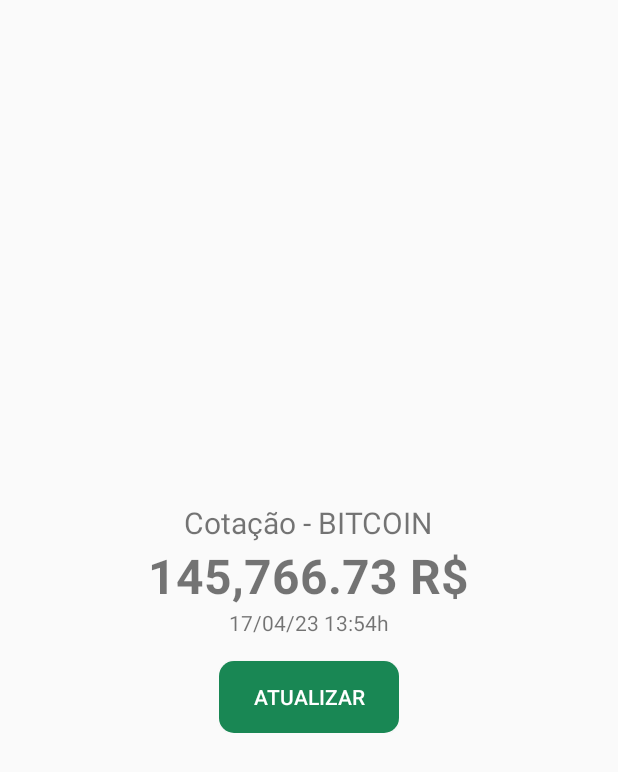
After one commit to gLima02/kotlin-app-crypto-monitor, an Android app built with Jetpack Compose: the layout component_quote_information.xml on its own in the app's theme, with its tools: preview values and no code run, on a phone screen of 412 x 824 dp. The commit adds this screen. Shown: the top 772 px of the screen. Run offline under Robolectric (Android 15) with nearby library versions, the phone set to English and light mode, and no system bars.

Commit message:
ADDCriando os componentes: toolbar, informações da cotação e botão atualizar

```diff
--- /dev/null
+++ b/app/src/main/res/drawable/shape_button_refresh.xml
@@ -0,0 +1,5 @@
+<?xml version="1.0" encoding="utf-8"?>
+<shape xmlns:android="http://schemas.android.com/apk/res/android">
+    <solid android:color="@color/success" />
+    <corners android:radius="10dp" />
+</shape>
--- /dev/null
+++ b/app/src/main/res/layout/component_button_refresh.xml
@@ -0,0 +1,14 @@
+<?xml version="1.0" encoding="utf-8"?>
+<LinearLayout xmlns:android="http://schemas.android.com/apk/res/android"
+    android:layout_width="match_parent"
+    android:layout_height="match_parent"
+    android:orientation="vertical">
+    <Button
+        android:id="@+id/btn_refresh"
+        android:layout_width="120dp"
+        android:layout_height="wrap_content"
+        android:layout_marginTop="16dp"
+        android:background="@drawable/shape_button_refresh"
+        android:text="@string/label_refresh"
+        android:textColor="@color/white" />
+</LinearLayout>
--- /dev/null
+++ b/app/src/main/res/layout/component_quote_information.xml
@@ -0,0 +1,30 @@
+<!-- res/layout/text_layout.xml -->
+<LinearLayout xmlns:android="http://schemas.android.com/apk/res/android"
+    android:layout_width="match_parent"
+    android:layout_height="match_parent"
+    android:layout_gravity="center"
+    android:gravity="center"
+    android:orientation="vertical">
+    <TextView
+        android:id="@+id/lbl_rate"
+        android:layout_width="wrap_content"
+        android:layout_height="wrap_content"
+        android:text="@string/label_rate"
+        android:textSize="20sp" />
+    <TextView
+        android:id="@+id/lbl_value"
+        android:layout_width="wrap_content"
+        android:layout_height="wrap_content"
+        android:text="@string/label_value"
+        android:textSize="32sp"
+        android:textStyle="bold" />
+    <TextView
+        android:id="@+id/lbl_date"
+        android:layout_width="wrap_content"
+        android:layout_height="wrap_content"
+        android:text="@string/label_date" />
+    <include
+        layout="@layout/component_button_refresh"
+        android:layout_width="wrap_content"
+        android:layout_height="wrap_content" />
+</LinearLayout>
--- /dev/null
+++ b/app/src/main/res/layout/component_toolbar_main.xml
@@ -0,0 +1,14 @@
+<?xml version="1.0" encoding="utf-8"?>
+<LinearLayout xmlns:android="http://schemas.android.com/apk/res/android"
+    xmlns:app="http://schemas.android.com/apk/res-auto"
+    android:layout_width="match_parent"
+    android:layout_height="match_parent"
+    android:orientation="vertical">
+    <androidx.appcompat.widget.Toolbar
+        android:id="@+id/toolbar_main"
+        android:layout_width="match_parent"
+        android:layout_height="70dp"
+        android:background="@color/primary"
+        android:theme="@style/ThemeOverlay.AppCompat.ActionBar"
+        app:popupTheme="@style/ThemeOverlay.AppCompat.Light" />
+</LinearLayout>
--- a/app/src/main/res/values/colors.xml
+++ b/app/src/main/res/values/colors.xml
@@ -7,4 +7,6 @@
     <color name="teal_700">#FF018786</color>
     <color name="black">#FF000000</color>
     <color name="white">#FFFFFFFF</color>
+    <color name="primary">#0d6efd</color>
+    <color name="success">#198754</color>
 </resources>
--- a/app/src/main/res/values/strings.xml
+++ b/app/src/main/res/values/strings.xml
@@ -1,3 +1,8 @@
 <resources>
-    <string name="app_name">kotlin-app-crypto-monitor</string>
+    <string name="app_name">kotlin-android-crypto-monitor</string>
+    <string name="app_title">Monitor de Crypto Moedas - BITCOIN</string>
+    <string name="label_rate">Cotação - BITCOIN</string>
+    <string name="label_value">145,766.73 R$</string>
+    <string name="label_date">17/04/23 13:54h</string>
+    <string name="label_refresh">Atualizar</string>
 </resources>
```
